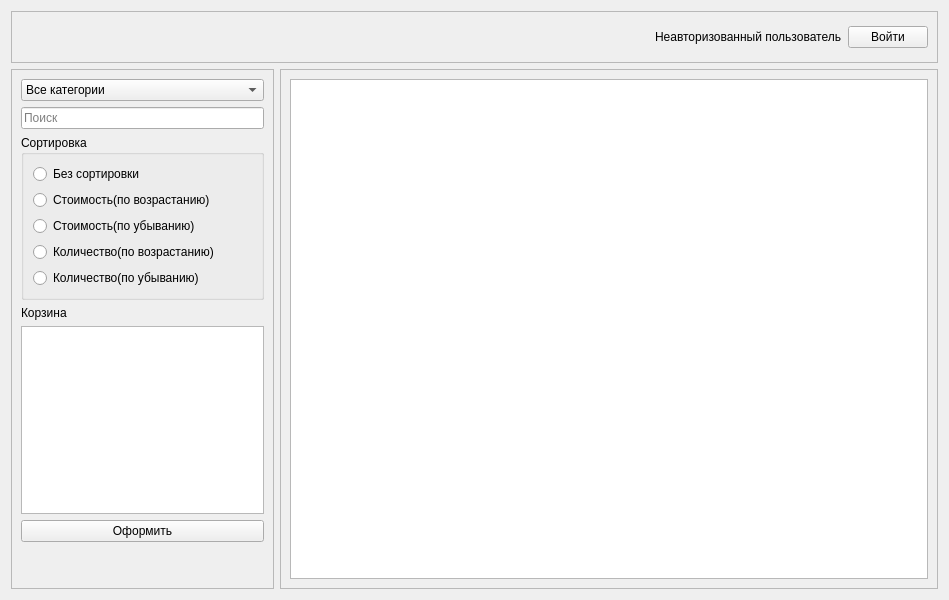
This is shoes-main/form.ui in dcherep/shoes as Qt 5 draws it before an edit. The edited form follows.
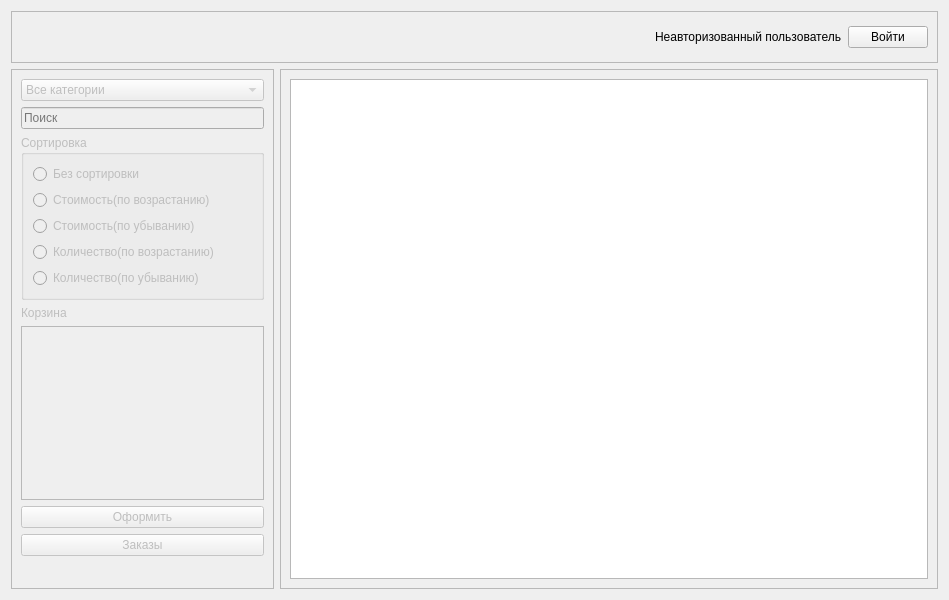
This is the edited form.

Diff of the .ui file:
```diff
--- a/shoes-main/form.ui
+++ b/shoes-main/form.ui
@@ -38,6 +38,9 @@
    </item>
    <item row="1" column="0">
     <widget class="QFrame" name="frame_2">
+     <property name="enabled">
+      <bool>false</bool>
+     </property>
      <property name="frameShape">
       <enum>QFrame::Shape::StyledPanel</enum>
      </property>
@@ -122,6 +125,13 @@
         </property>
        </widget>
       </item>
+      <item>
+       <widget class="QPushButton" name="pushButton_3">
+        <property name="text">
+         <string>Заказы</string>
+        </property>
+       </widget>
+      </item>
       <item>
        <spacer name="verticalSpacer">
         <property name="orientation">
```
